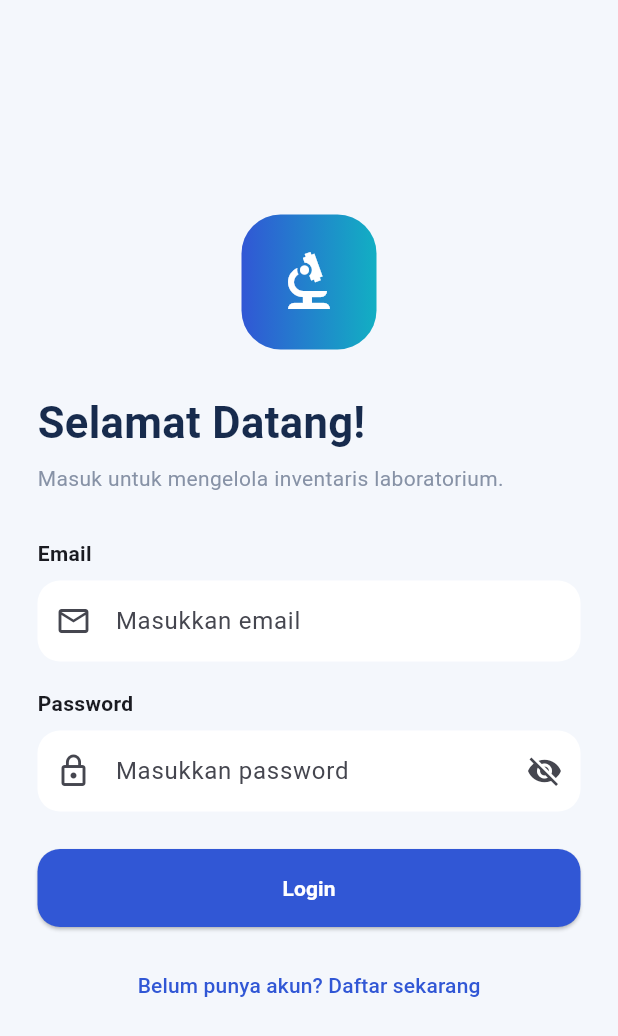
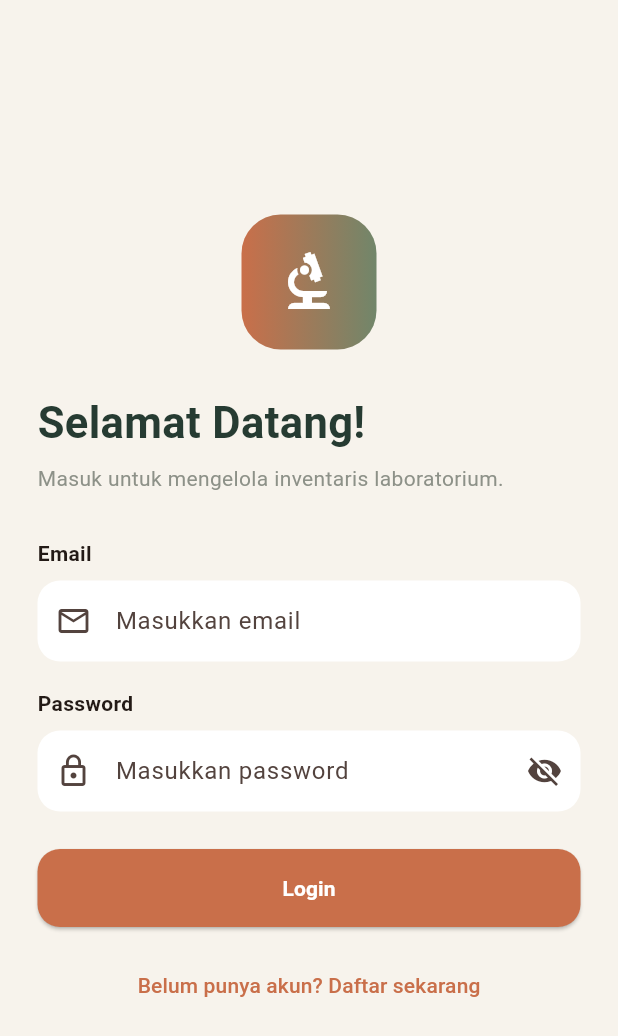
Before and after one commit to elsanisa34rpl/ukl2026, a Flutter app: the screen it shows after launch, on a phone screen of 412 x 824 dp. Shown: the top 1036 px of the screen. Run offline on Flutter 3.47's test engine with Material 3 defaults, Android fonts, the phone set to English and light mode, and no system bars; our stand-ins replace cloud_firestore, firebase_auth, firebase_core; accounts and stored records are empty.

Commit message:
Redesign LabTrack with warm editorial color palette

```diff
--- a/lib/utils/app_colors.dart
+++ b/lib/utils/app_colors.dart
@@ -1,4 +1,15 @@
 import 'package:flutter/material.dart';
-class AppColors{
- static const Color primary=Color(0xFF3157D5),primaryDark=Color(0xFF203FAD),secondary=Color(0xFF12AFC3),navy=Color(0xFF172B4D),background=Color(0xFFF4F7FC),surface=Colors.white,text=Color(0xFF26344D),muted=Color(0xFF8792A6),available=Color(0xFF15966B),borrowed=Color(0xFFE18A35),border=Color(0xFFE5EAF3);
+
+class AppColors {
+  static const Color primary = Color(0xFFC96F4A);
+  static const Color primaryDark = Color(0xFF9F4E35);
+  static const Color secondary = Color(0xFF71866A);
+  static const Color navy = Color(0xFF263B32);
+  static const Color background = Color(0xFFF7F3EC);
+  static const Color surface = Colors.white;
+  static const Color text = Color(0xFF303B34);
+  static const Color muted = Color(0xFF8D9188);
+  static const Color available = Color(0xFF66866A);
+  static const Color borrowed = Color(0xFFD28A48);
+  static const Color border = Color(0xFFEAE3D8);
 }
```
